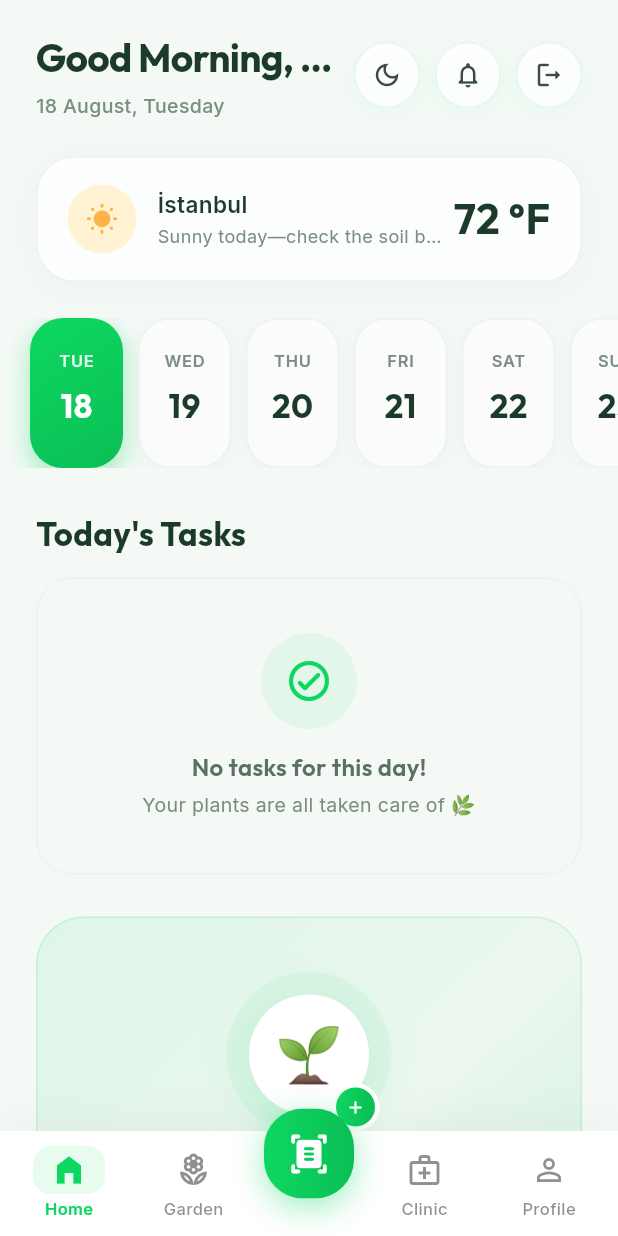
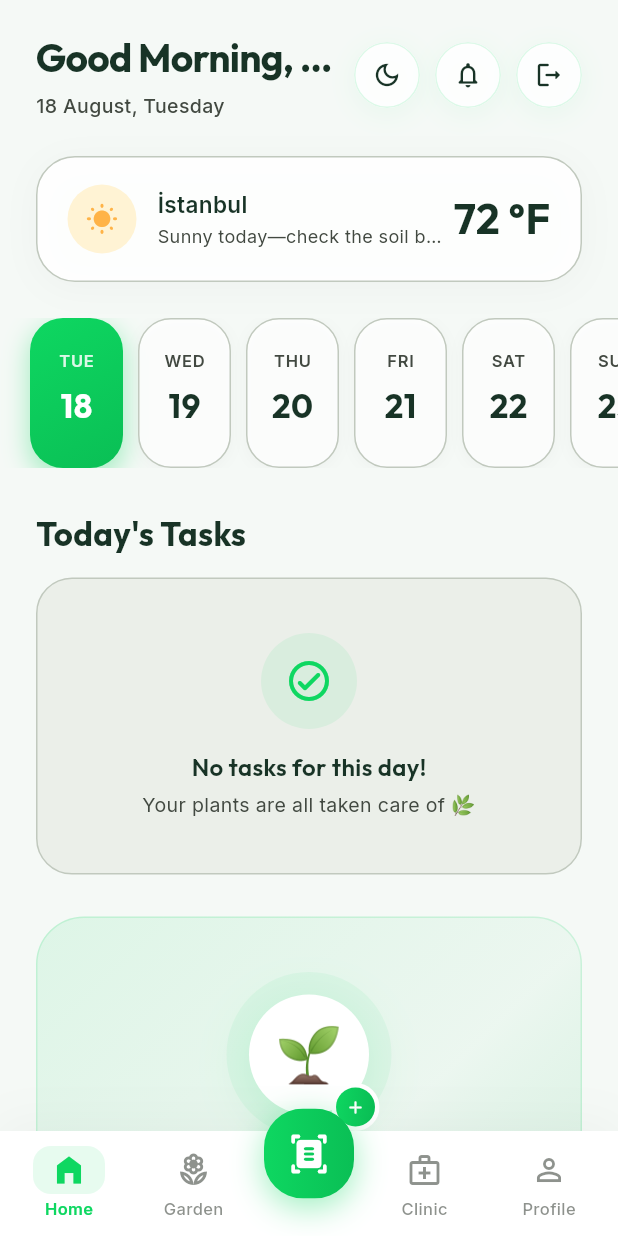
Before and after one commit to godsrighteousman/botaniq, a Flutter app: the screen it shows once a user with an empty profile is signed in, on a phone screen of 412 x 824 dp. Run offline on Flutter 3.47's test engine with Material 3 defaults, Android fonts, the phone set to English and light mode, and no system bars; our stand-ins replace camera, flutter_local_notifications, flutter_timezone, geolocator, google_fonts, google_sign_in and 5 more; missing offline and left inert: purchases_flutter; accounts and stored records are empty; network calls fail; statements that could not run were skipped.

Commit message:
style: modernize Home tab and polish Garden tap feedback
- Home tab widgets (header, weather card, task card/list, plants
  carousel, empty state, quick actions, sick plants, calendar) now use
  theme-aware colors throughout, closing the dark-mode gap that was
  left after the earlier theming pass — this was the last part of the
  app still hardcoded to light colors.
- Added Material/InkWell ripple feedback to all tappable cards and
  chips on Home and Garden (previously bare GestureDetector, no touch
  feedback) — purely visual, no change to any tap behavior or
  navigation target.
- Garden page: search-history button, filter chips, and plant grid
  cards get the same tactile ripple treatment.

No functional/flow changes; flutter analyze and full test suite clean.

Co-Authored-By: Claude Sonnet 5 <noreply@anthropic.com>

```diff
--- a/lib/features/home/presentation/widgets/empty_garden_card.dart
+++ b/lib/features/home/presentation/widgets/empty_garden_card.dart
@@ -13,6 +13,7 @@ class EmptyGardenCard extends StatelessWidget {
   @override
   Widget build(BuildContext context) {
     final l10n = AppLocalizations.of(context)!;
+    final colors = Theme.of(context).colorScheme;
 
     return Container(
       width: double.infinity,
@@ -24,7 +25,7 @@ class EmptyGardenCard extends StatelessWidget {
           colors: [
             const Color(0xFF0ED761).withValues(alpha: 0.10),
             const Color(0xFF0ABF55).withValues(alpha: 0.04),
-            const Color(0xFFE8F5EE).withValues(alpha: 0.3),
+            colors.surfaceContainerHighest.withValues(alpha: 0.3),
           ],
           stops: const [0.0, 0.5, 1.0],
         ),
@@ -53,7 +54,7 @@ class EmptyGardenCard extends StatelessWidget {
                 width: 80,
                 height: 80,
                 decoration: BoxDecoration(
-                  color: Colors.white,
+                  color: colors.surface,
                   shape: BoxShape.circle,
                   boxShadow: [
                     BoxShadow(
@@ -64,10 +65,7 @@ class EmptyGardenCard extends StatelessWidget {
                   ],
                 ),
                 child: const Center(
-                  child: Text(
-                    '🌱',
-                    style: TextStyle(fontSize: 36),
-                  ),
+                  child: Text('🌱', style: TextStyle(fontSize: 36)),
                 ),
               ),
               // Artı rozeti
@@ -76,8 +74,8 @@ class EmptyGardenCard extends StatelessWidget {
                 right: 8,
                 child: Container(
                   padding: const EdgeInsets.all(3),
-                  decoration: const BoxDecoration(
-                    color: Colors.white,
+                  decoration: BoxDecoration(
+                    color: colors.surface,
                     shape: BoxShape.circle,
                   ),
                   child: Container(
@@ -104,7 +102,7 @@ class EmptyGardenCard extends StatelessWidget {
           Text(
             l10n.homeEmptyGarden,
             style: GoogleFonts.outfit(
-              color: const Color(0xFF1B3A2A),
+              color: colors.onSurface,
               fontSize: 24,
               fontWeight: FontWeight.w700,
             ),
@@ -117,7 +115,7 @@ class EmptyGardenCard extends StatelessWidget {
             l10n.homeEmptyGardenSubtitle,
             textAlign: TextAlign.center,
             style: GoogleFonts.inter(
-              color: const Color(0xFF5C7165),
+              color: colors.onSurfaceVariant,
               fontSize: 14,
               height: 1.55,
             ),
--- a/lib/features/home/presentation/widgets/home_header.dart
+++ b/lib/features/home/presentation/widgets/home_header.dart
@@ -28,6 +28,7 @@ class HomeHeader extends StatelessWidget {
     final l10n = AppLocalizations.of(context)!;
     final greeting = _getGreeting(l10n, now);
     final displayName = userName.isEmpty ? l10n.appTitle : userName;
+    final colors = Theme.of(context).colorScheme;
 
     return Row(
       mainAxisAlignment: MainAxisAlignment.spaceBetween,
@@ -39,7 +40,7 @@ class HomeHeader extends StatelessWidget {
               Text(
                 l10n.homePersonalGreeting(greeting, displayName),
                 style: GoogleFonts.outfit(
-                  color: const Color(0xFF1B3A2A),
+                  color: colors.onSurface,
                   fontSize: 26,
                   fontWeight: FontWeight.w700,
                   letterSpacing: -0.5,
@@ -51,7 +52,7 @@ class HomeHeader extends StatelessWidget {
               Text(
                 DateFormat('d MMMM, EEEE', locale).format(now),
                 style: GoogleFonts.inter(
-                  color: const Color(0xFF7A8F82),
+                  color: colors.onSurfaceVariant,
                   fontSize: 13,
                   fontWeight: FontWeight.w500,
                 ),
@@ -99,15 +100,25 @@ class _ActionButton extends StatelessWidget {
 
   @override
   Widget build(BuildContext context) {
-    final button = GestureDetector(
+    final colors = Theme.of(context).colorScheme;
+    final button = Material(
+      color: colors.surface.withValues(alpha: 0.9),
+      shape: CircleBorder(
+        side: BorderSide(color: const Color(0xFF0ED761).withValues(alpha: 0.14)),
+      ),
+      clipBehavior: Clip.antiAlias,
+      child: InkWell(
         onTap: onTap,
-      child: Container(
+        child: SizedBox(
           width: 44,
           height: 44,
+          child: Icon(icon, color: colors.onSurface, size: 20),
+        ),
+      ),
+    );
+    final withShadow = Container(
       decoration: BoxDecoration(
-          color: Colors.white.withValues(alpha: 0.85),
         shape: BoxShape.circle,
-          border: Border.all(color: const Color(0xFF0ED761).withValues(alpha: 0.12)),
         boxShadow: [
           BoxShadow(
             color: const Color(0xFF0ED761).withValues(alpha: 0.06),
@@ -116,10 +127,9 @@ class _ActionButton extends StatelessWidget {
           ),
         ],
       ),
-        child: Icon(icon, color: const Color(0xFF3B4D43), size: 20),
-      ),
+      child: button,
     );
-    if (tooltip == null) return button;
-    return Tooltip(message: tooltip!, child: button);
+    if (tooltip == null) return withShadow;
+    return Tooltip(message: tooltip!, child: withShadow);
   }
 }
--- a/lib/features/home/presentation/widgets/horizontal_calendar.dart
+++ b/lib/features/home/presentation/widgets/horizontal_calendar.dart
@@ -21,6 +21,7 @@ class HorizontalCalendar extends StatelessWidget {
   @override
   Widget build(BuildContext context) {
     final localeName = Localizations.localeOf(context).toLanguageTag();
+    final colors = Theme.of(context).colorScheme;
     return SizedBox(
       height: 100,
       child: ListView.builder(
@@ -35,13 +36,18 @@ class HorizontalCalendar extends StatelessWidget {
           final dayKey = DateFormat('yyyy-MM-dd').format(date);
           final hasTask = daysWithTasks[dayKey] ?? false;
 
-          return GestureDetector(
+          return Padding(
+            padding: const EdgeInsets.only(right: 10),
+            child: Material(
+              color: Colors.transparent,
+              borderRadius: BorderRadius.circular(22),
+              child: InkWell(
                 onTap: () => onDateSelected(date),
+                borderRadius: BorderRadius.circular(22),
                 child: AnimatedContainer(
                   duration: const Duration(milliseconds: 300),
                   curve: Curves.easeOutCubic,
                   width: 62,
-              margin: const EdgeInsets.only(right: 10),
                   decoration: BoxDecoration(
                     gradient: isSelected
                         ? const LinearGradient(
@@ -50,20 +56,24 @@ class HorizontalCalendar extends StatelessWidget {
                             colors: [Color(0xFF0ED761), Color(0xFF0ABF55)],
                           )
                         : null,
-                color: isSelected ? null : Colors.white.withValues(alpha: 0.7),
+                    color: isSelected
+                        ? null
+                        : colors.surface.withValues(alpha: 0.75),
                     borderRadius: BorderRadius.circular(22),
                     border: Border.all(
                       color: isSelected
                           ? Colors.transparent
                           : isToday
                           ? const Color(0xFF0ED761).withValues(alpha: 0.4)
-                      : const Color(0xFFE8F5EE),
+                          : colors.outlineVariant,
                       width: isToday && !isSelected ? 1.5 : 1,
                     ),
                     boxShadow: isSelected
                         ? [
                             BoxShadow(
-                          color: const Color(0xFF0ED761).withValues(alpha: 0.35),
+                              color: const Color(
+                                0xFF0ED761,
+                              ).withValues(alpha: 0.35),
                               blurRadius: 14,
                               spreadRadius: 1,
                               offset: const Offset(0, 6),
@@ -81,11 +91,14 @@ class HorizontalCalendar extends StatelessWidget {
                     mainAxisAlignment: MainAxisAlignment.center,
                     children: [
                       Text(
-                    DateFormat('EEE', localeName).format(date).toUpperCase(),
+                        DateFormat(
+                          'EEE',
+                          localeName,
+                        ).format(date).toUpperCase(),
                         style: GoogleFonts.inter(
                           color: isSelected
                               ? Colors.white.withValues(alpha: 0.85)
-                          : const Color(0xFF7A8F82),
+                              : colors.onSurfaceVariant,
                           fontSize: 11,
                           fontWeight: FontWeight.w600,
                           letterSpacing: 0.5,
@@ -95,9 +108,7 @@ class HorizontalCalendar extends StatelessWidget {
                       Text(
                         date.day.toString(),
                         style: GoogleFonts.outfit(
-                      color: isSelected
-                          ? Colors.white
-                          : const Color(0xFF1B3A2A),
+                          color: isSelected ? Colors.white : colors.onSurface,
                           fontSize: 22,
                           fontWeight: FontWeight.w700,
                         ),
@@ -117,6 +128,8 @@ class HorizontalCalendar extends StatelessWidget {
                     ],
                   ),
                 ),
+              ),
+            ),
           );
         },
       ),
--- a/lib/features/home/presentation/widgets/task_list_section.dart
+++ b/lib/features/home/presentation/widgets/task_list_section.dart
@@ -47,7 +47,7 @@ class TaskListSection extends StatelessWidget {
         crossAxisAlignment: CrossAxisAlignment.start,
         children: [
           // ── Seçili gün başlığı ──
-          _buildSectionHeader(sectionTitle),
+          _buildSectionHeader(context, sectionTitle),
           const SizedBox(height: 14),
 
           if (tasks.isEmpty)
@@ -60,7 +60,10 @@ class TaskListSection extends StatelessWidget {
           // ── Yarın bölümü ──
           if (showTomorrow && tomorrowTasks.isNotEmpty) ...[
             const SizedBox(height: 24),
-            _buildSectionHeader(AppLocalizations.of(context)!.homeTomorrow),
+            _buildSectionHeader(
+              context,
+              AppLocalizations.of(context)!.homeTomorrow,
+            ),
             const SizedBox(height: 14),
             ...tomorrowTasks.map(
               (task) => TaskCard(task: task, onTap: () => onTaskTap(task)),
@@ -71,11 +74,11 @@ class TaskListSection extends StatelessWidget {
     );
   }
 
-  Widget _buildSectionHeader(String title) {
+  Widget _buildSectionHeader(BuildContext context, String title) {
     return Text(
       title,
       style: GoogleFonts.outfit(
-        color: const Color(0xFF1B3A2A),
+        color: Theme.of(context).colorScheme.onSurface,
         fontSize: 22,
         fontWeight: FontWeight.w700,
       ),
@@ -84,13 +87,14 @@ class TaskListSection extends StatelessWidget {
 
   Widget _buildEmptyTaskState(BuildContext context) {
     final l10n = AppLocalizations.of(context)!;
+    final colors = Theme.of(context).colorScheme;
     return Container(
       width: double.infinity,
       padding: const EdgeInsets.symmetric(vertical: 36, horizontal: 24),
       decoration: BoxDecoration(
-        color: const Color(0xFFF5F9F6),
+        color: colors.surfaceContainerHighest.withValues(alpha: 0.5),
         borderRadius: BorderRadius.circular(24),
-        border: Border.all(color: const Color(0xFFE8F5EE)),
+        border: Border.all(color: colors.outlineVariant),
       ),
       child: Column(
         children: [
@@ -110,7 +114,7 @@ class TaskListSection extends StatelessWidget {
           Text(
             l10n.homeNoTasks,
             style: GoogleFonts.outfit(
-              color: const Color(0xFF5C7165),
+              color: colors.onSurface,
               fontSize: 16,
               fontWeight: FontWeight.w600,
             ),
@@ -118,10 +122,7 @@ class TaskListSection extends StatelessWidget {
           const SizedBox(height: 4),
           Text(
             l10n.homeAllCared,
-            style: GoogleFonts.inter(
-              color: const Color(0xFF7A8F82),
-              fontSize: 13,
-            ),
+            style: GoogleFonts.inter(color: colors.onSurfaceVariant, fontSize: 13),
           ),
         ],
       ),
--- a/lib/features/home/presentation/widgets/weather_card.dart
+++ b/lib/features/home/presentation/widgets/weather_card.dart
@@ -7,7 +7,6 @@ import '../../../../core/locale/locale_provider.dart';
 import '../../../../core/measurement/measurement_formatter.dart';
 
 /// Hava durumu bilgisi kartı. Konum, sıcaklık ve bakım ipucu gösterir.
-/// Botanik konsepte uygun glassmorphism tarzı tasarım.
 class WeatherCard extends StatelessWidget {
   final String locationName;
   final double temperature;
@@ -25,6 +24,7 @@ class WeatherCard extends StatelessWidget {
   @override
   Widget build(BuildContext context) {
     final l10n = AppLocalizations.of(context)!;
+    final colors = Theme.of(context).colorScheme;
     final weatherInfo = _resolveWeatherVisuals(condition);
     final localizedTip = _localizedTip(l10n, condition);
     final measurementPreference = context.select<
@@ -39,9 +39,9 @@ class WeatherCard extends StatelessWidget {
     return Container(
       padding: const EdgeInsets.symmetric(horizontal: 20, vertical: 18),
       decoration: BoxDecoration(
-        color: Colors.white.withValues(alpha: 0.85),
+        color: colors.surface.withValues(alpha: 0.9),
         borderRadius: BorderRadius.circular(26),
-        border: Border.all(color: const Color(0xFFE8F5EE)),
+        border: Border.all(color: colors.outlineVariant),
         boxShadow: [
           BoxShadow(
             color: Colors.black.withValues(alpha: 0.03),
@@ -75,7 +75,7 @@ class WeatherCard extends StatelessWidget {
                 Text(
                   locationName.isEmpty ? l10n.weatherTitle : locationName,
                   style: GoogleFonts.inter(
-                    color: const Color(0xFF1B3A2A),
+                    color: colors.onSurface,
                     fontSize: 15,
                     fontWeight: FontWeight.w600,
                   ),
@@ -85,7 +85,7 @@ class WeatherCard extends StatelessWidget {
                   Text(
                     localizedTip,
                     style: GoogleFonts.inter(
-                      color: const Color(0xFF7A8F82),
+                      color: colors.onSurfaceVariant,
                       fontSize: 12,
                     ),
                     overflow: TextOverflow.ellipsis,
@@ -101,7 +101,7 @@ class WeatherCard extends StatelessWidget {
           Text(
             formatter.temperatureCelsius(temperature),
             style: GoogleFonts.outfit(
-              color: const Color(0xFF1B3A2A),
+              color: colors.onSurface,
               fontSize: 28,
               fontWeight: FontWeight.w700,
             ),
```
Also changed, not shown: lib/features/garden/presentation/pages/garden_page.dart (+34 -19 lines), lib/features/home/presentation/widgets/my_plants_carousel.dart (+26 -18 lines), lib/features/home/presentation/widgets/quick_actions_card.dart (+8 -3 lines), lib/features/home/presentation/widgets/sick_plants_section.dart (+19 -10 lines), lib/features/home/presentation/widgets/task_card.dart (+31 -19 lines). Lines whose indentation alone changed are shown as unchanged.
